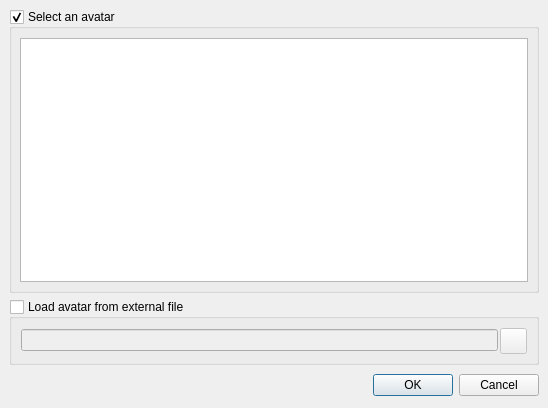
Above: src/gui/qt/selectavatardialog.ui from pokerth/pokerth before the change. Below: the same form after it.
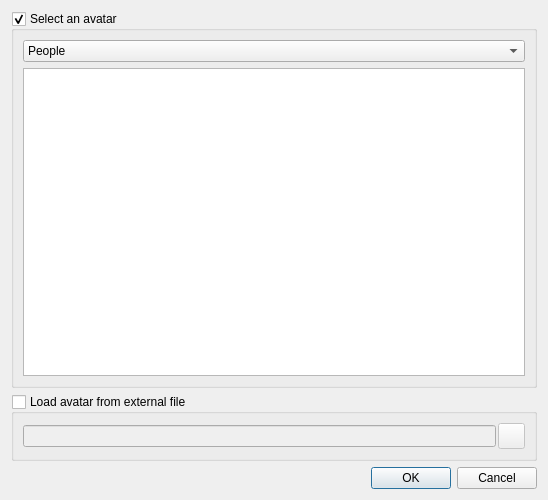
That is the form after the change.

Commit message: new avatars added. translation strings updated.

The edit to the form file:
```diff
--- a/src/gui/qt/selectavatardialog.ui
+++ b/src/gui/qt/selectavatardialog.ui
@@ -6,13 +6,11 @@
     <x>0</x>
     <y>0</y>
     <width>548</width>
-    <height>408</height>
+    <height>500</height>
    </rect>
   </property>
   <property name="sizePolicy" >
-   <sizepolicy>
-    <hsizetype>0</hsizetype>
-    <vsizetype>0</vsizetype>
+   <sizepolicy vsizetype="Fixed" hsizetype="Fixed" >
     <horstretch>0</horstretch>
     <verstretch>0</verstretch>
    </sizepolicy>
@@ -20,43 +18,21 @@
   <property name="minimumSize" >
    <size>
     <width>548</width>
-    <height>408</height>
+    <height>500</height>
    </size>
   </property>
   <property name="maximumSize" >
    <size>
     <width>548</width>
-    <height>408</height>
+    <height>500</height>
    </size>
   </property>
   <property name="windowTitle" >
    <string>Please select an avatar</string>
   </property>
-  <widget class="QDialogButtonBox" name="buttonBox" >
-   <property name="geometry" >
-    <rect>
-     <x>9</x>
-     <y>371</y>
-     <width>530</width>
-     <height>28</height>
-    </rect>
-   </property>
-   <property name="orientation" >
-    <enum>Qt::Horizontal</enum>
-   </property>
-   <property name="standardButtons" >
-    <set>QDialogButtonBox::Cancel|QDialogButtonBox::NoButton|QDialogButtonBox::Ok</set>
-   </property>
-  </widget>
+  <layout class="QGridLayout" >
+   <item row="0" column="0" >
   <widget class="QGroupBox" name="groupBox" >
-   <property name="geometry" >
-    <rect>
-     <x>9</x>
-     <y>9</y>
-     <width>530</width>
-     <height>284</height>
-    </rect>
-   </property>
    <property name="title" >
     <string>Select an avatar</string>
    </property>
@@ -66,26 +42,29 @@
    <property name="checked" >
     <bool>true</bool>
    </property>
-   <widget class="QListWidget" name="listWidget" >
-    <property name="geometry" >
-     <rect>
-      <x>11</x>
-      <y>29</y>
-      <width>508</width>
-      <height>244</height>
-     </rect>
-    </property>
-   </widget>
-  </widget>
+     <layout class="QGridLayout" >
+      <item row="0" column="0" >
+       <widget class="QComboBox" name="comboBox_avatarViewCategorie" >
+        <item>
+         <property name="text" >
+          <string>People</string>
+         </property>
+        </item>
+        <item>
+         <property name="text" >
+          <string>Miscellaneous</string>
+         </property>
+        </item>
+       </widget>
+      </item>
+      <item row="1" column="0" >
+       <widget class="QListWidget" name="listWidget" />
+      </item>
+     </layout>
+    </widget>
+   </item>
+   <item row="1" column="0" >
   <widget class="QGroupBox" name="groupBox_2" >
-   <property name="geometry" >
-    <rect>
-     <x>9</x>
-     <y>299</y>
-     <width>530</width>
-     <height>66</height>
-    </rect>
-   </property>
    <property name="title" >
     <string>Load avatar from external file</string>
    </property>
@@ -96,10 +75,22 @@
     <bool>false</bool>
    </property>
    <layout class="QGridLayout" >
-    <property name="margin" >
+      <property name="leftMargin" >
      <number>9</number>
     </property>
-    <property name="spacing" >
+      <property name="topMargin" >
+       <number>9</number>
+      </property>
+      <property name="rightMargin" >
+       <number>9</number>
+      </property>
+      <property name="bottomMargin" >
+       <number>9</number>
+      </property>
+      <property name="horizontalSpacing" >
+       <number>2</number>
+      </property>
+      <property name="verticalSpacing" >
      <number>2</number>
     </property>
     <item row="0" column="1" >
@@ -123,6 +114,18 @@
     </item>
    </layout>
   </widget>
+   </item>
+   <item row="2" column="0" >
+    <widget class="QDialogButtonBox" name="buttonBox" >
+     <property name="orientation" >
+      <enum>Qt::Horizontal</enum>
+     </property>
+     <property name="standardButtons" >
+      <set>QDialogButtonBox::Cancel|QDialogButtonBox::NoButton|QDialogButtonBox::Ok</set>
+     </property>
+    </widget>
+   </item>
+  </layout>
  </widget>
  <tabstops>
   <tabstop>listWidget</tabstop>
```
Left out of the diff: 30 changed lines with no effect on the pictures. Lines whose indentation alone changed are shown as unchanged. The commit also changes 104 other files.
